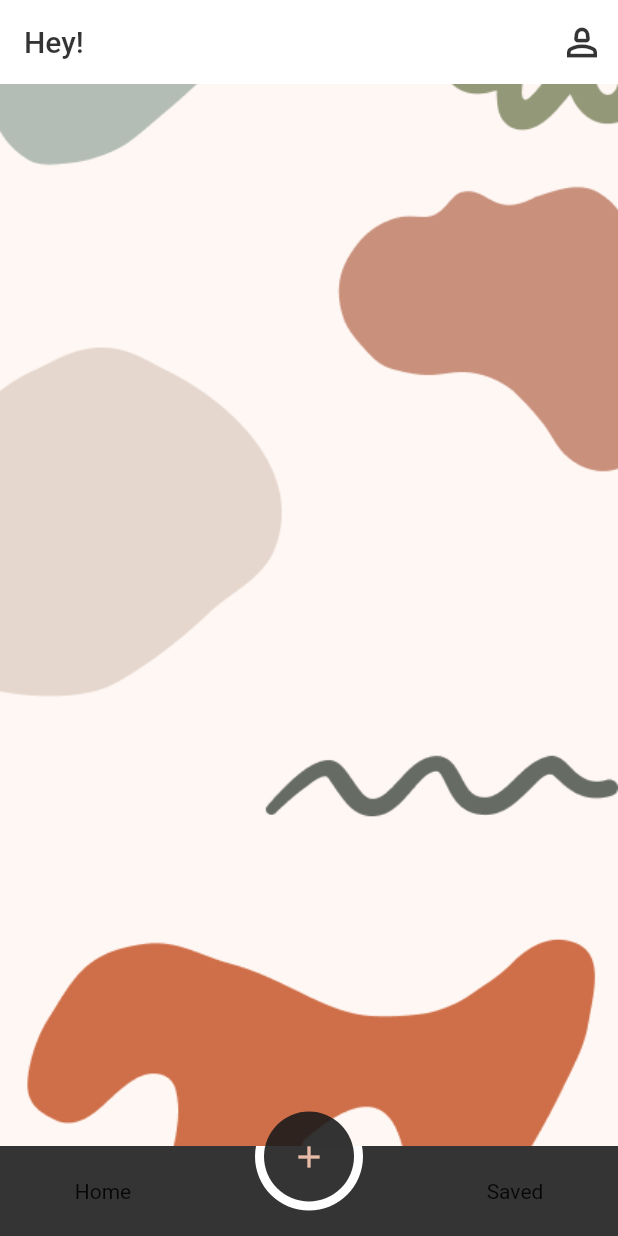
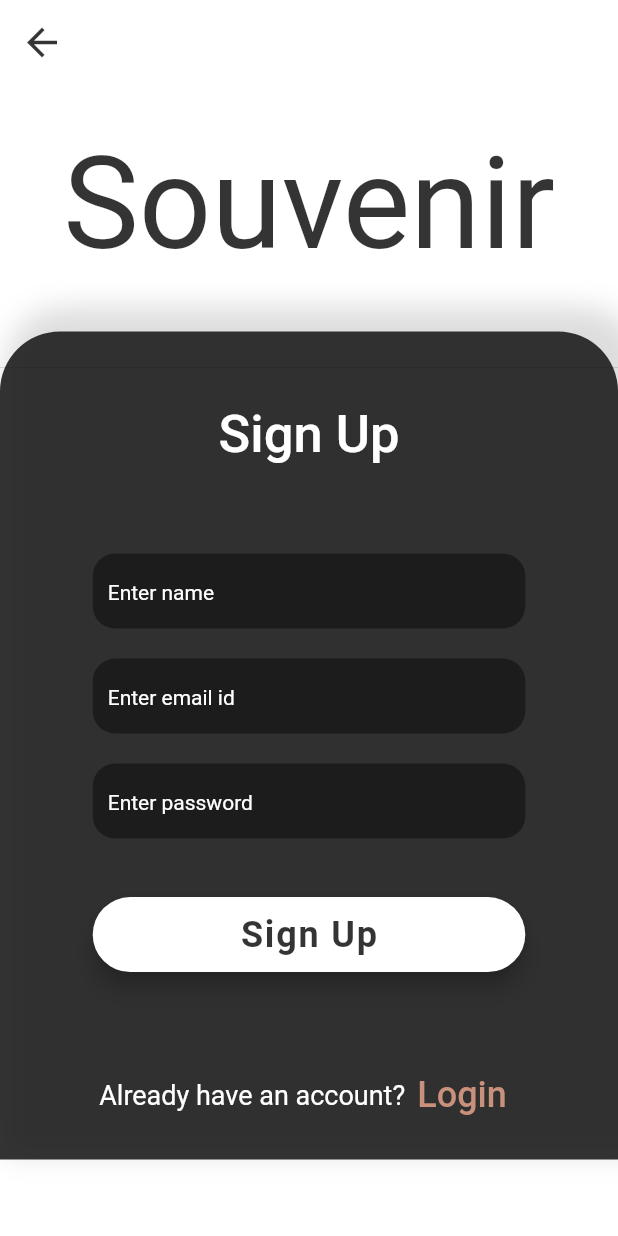
Before and after one commit to OindrilaDas27/krita_app, a Flutter app: the screen it shows after launch, on a phone screen of 412 x 824 dp. Run offline on Flutter 3.47's test engine with Material 2 defaults, Android fonts, the light colour scheme and no system bars; drawn by our look-alikes of circle_nav_bar; Roboto replaces fonts that are missing (HappyMonkey, WaitingfortheSunrise).

Commit message:
add signup page

```diff
--- a/lib/main.dart
+++ b/lib/main.dart
@@ -2,6 +2,7 @@ import 'dart:async';
 
 import 'package:flutter/material.dart';
 import 'package:souvenir/mainPage.dart';
+import 'package:souvenir/signup.dart';
 
 void main() {
   runApp(const MyApp());
@@ -36,7 +37,7 @@ class _MyHomePageState extends State<MyHomePage> {
             ()=>Navigator.pushReplacement(context,
             MaterialPageRoute(builder:
                 (context) =>
-                MainPage()
+                Signup()
             )
         )
     );
--- /dev/null
+++ b/lib/reusable_widgets/inputCard.dart
@@ -0,0 +1,34 @@
+import 'package:flutter/material.dart';
+
+class InputCard extends StatefulWidget {
+  // const InputCard({super.key});
+  final Widget child;
+
+  InputCard({key, required this.child}) : super(key: key);
+
+  // @override
+  State<InputCard> createState() => _InputCardState();
+}
+
+class _InputCardState extends State<InputCard> {
+  @override
+  Widget build(BuildContext context) {
+    return Container(
+      height: 45,
+      width: MediaQuery.of(context).size.width * 0.7,
+      margin: const EdgeInsets.only(
+        top: 20,
+      ),
+      decoration: const BoxDecoration(
+        borderRadius: BorderRadius.all(
+          Radius.circular(15),
+        ),
+        color: Color.fromARGB(225, 25, 25, 25),
+      ),
+      child: Padding(
+        padding: EdgeInsets.fromLTRB(10, 20, 10, 10),
+        child: widget.child,
+      ),
+    );
+  }
+}
--- /dev/null
+++ b/lib/signup.dart
@@ -0,0 +1,227 @@
+import 'package:flutter/material.dart';
+import 'package:souvenir/reusable_widgets/inputCard.dart';
+
+import 'mainPage.dart';
+
+class Signup extends StatefulWidget {
+  const Signup({super.key});
+
+  static final String id = 'signup';
+
+  @override
+  State<Signup> createState() => _SignupState();
+}
+
+class _SignupState extends State<Signup> {
+
+  @override
+
+  Widget build(BuildContext context) {
+    return Scaffold(
+      backgroundColor: Colors.white,
+      appBar: AppBar(
+        leading: IconButton(
+          onPressed: () {
+            Navigator.pop(context);
+          },
+          icon: const Icon(Icons.arrow_back_sharp),
+          color: Color.fromARGB(225, 25, 25, 25),
+          iconSize: 30,
+        ),
+        backgroundColor: Colors.transparent,
+        elevation: 0,
+      ),
+      body: SingleChildScrollView(
+        child: Column(
+          mainAxisAlignment: MainAxisAlignment.end,
+          children: [
+            Container(
+              margin: const EdgeInsets.only(top: 30),
+              child: const Text(
+                'Souvenir',
+                style: TextStyle(
+                  fontFamily: 'WaitingfortheSunrise',
+                  color: Color.fromARGB(225, 25, 25, 25),
+                  fontSize: 85,
+                ),
+              ),
+            ),
+
+            //SignUp Container starts here
+            Container(
+              width: MediaQuery.of(context).size.width,
+              height: MediaQuery.of(context).size.height * 0.67,
+              margin: const EdgeInsets.only(top: 35),
+              decoration: const BoxDecoration(
+                color: Color.fromARGB(225, 25, 25, 25),
+                borderRadius: BorderRadius.vertical(
+                    top: Radius.circular(40.0), bottom: Radius.circular(0.0)),
+                boxShadow: [
+                  BoxShadow(
+                    color: Color.fromARGB(34, 0, 0, 0),
+                    offset: Offset(10, -10),
+                    blurRadius: 15,
+                    spreadRadius: 6.0,
+                  )
+                ],
+              ),
+              child: Column(
+                mainAxisAlignment: MainAxisAlignment.spaceEvenly,
+                children: [
+                  Divider(
+                    height: 10.0,
+                  ),
+                  const Text(
+                    'Sign Up',
+                    style: TextStyle(
+                      fontFamily: 'WaitingfortheSunrise',
+                      fontSize: 35,
+                      fontWeight: FontWeight.w500,
+                      color: Colors.white,
+                    ),
+                  ),
+                  Padding(
+                    padding: const EdgeInsets.symmetric(vertical: 20.0),
+                    child: Form(
+                      child: Column(
+                        mainAxisAlignment: MainAxisAlignment.spaceAround,
+                        children: [
+                          Container(
+                            height: 70,
+                            child: InputCard(
+                              child: TextFormField(
+                                decoration: const InputDecoration(
+                                  hintText: 'Enter name',
+                                  border: InputBorder.none,
+                                  hintStyle: TextStyle(
+                                    fontFamily: 'WaitingfortheSunrise',
+                                    color: Color.fromARGB(255, 255, 255, 255),
+                                    fontSize: 14,
+                                  ),
+                                ),
+                                validator: (value) {
+                                  if (value == null || value.isEmpty) {
+                                    return 'Please enter your name';
+                                  }
+                                  return null;
+                                },
+                              ),
+                            ),
+                          ),
+                          Container(
+                            height: 70,
+                            child: InputCard(
+                              child: TextFormField(
+                                decoration: const InputDecoration(
+                                  hintText: 'Enter email id',
+                                  border: InputBorder.none,
+                                  hintStyle: TextStyle(
+                                    fontFamily: 'WaitingfortheSunrise',
+                                    color: Color.fromARGB(255, 255, 255, 255),
+                                    fontSize: 14,
+                                  ),
+                                ),
+                                validator: (value) {
+                                  if (value == null || value.isEmpty) {
+                                    return 'Please enter your email';
+                                  }
+                                  return null;
+                                },
+                              ),
+                            ),
+                          ),
+                          Container(
+                            height: 70,
+                            child: InputCard(
+                              child: TextFormField(
+                                obscureText: true,
+                                decoration: const InputDecoration(
+                                  hintText: 'Enter password',
+                                  border: InputBorder.none,
+                                  hintStyle: TextStyle(
+                                    fontFamily: 'WaitingfortheSunrise',
+                                    color: Color.fromARGB(255, 255, 255, 255),
+                                    fontSize: 14,
+                                  ),
+                                ),
+                                validator: (value) {
+                                  if (value == null || value.isEmpty) {
+                                    return 'Please enter your password';
+                                  }
+                                  return null;
+                                },
+                              ),
+                            ),
+                          ),
+                        ],
+                      ),
+                    ),
+                  ),
+                  SizedBox(
+                    height: 50,
+                    width: MediaQuery.of(context).size.width * 0.7,
+                    child: FloatingActionButton.extended(
+                      onPressed: () {
+                          Navigator.push(
+                            context,
+                            MaterialPageRoute(
+                              builder: (context) => const MainPage(),
+                            ),
+                          );
+                      },
+
+                      label: const Text(
+                        'Sign Up',
+                        style: TextStyle(
+                          fontFamily: 'WaitingfortheSunrise',
+                          color: Color.fromARGB(225, 25, 25, 25),
+                          fontSize: 24,
+                          fontWeight: FontWeight.w600,
+                        ),
+                      ),
+                      backgroundColor: Colors.white,
+                    ),
+                  ),
+                  SizedBox(
+                    height: 20.0,
+                  ),
+                  Row(
+                    mainAxisAlignment: MainAxisAlignment.center,
+                    children: [
+                      const Text(
+                        'Already have an account?',
+                        style: TextStyle(
+                          fontFamily: 'WaitingfortheSunrise',
+                          fontSize: 18,
+                          color: Colors.white,
+                        ),
+                      ),
+                      TextButton(
+                        onPressed: () {
+                          // Navigator.push(
+                          //   context,
+                          //   MaterialPageRoute(
+                          //     builder: (context) => const Ngo_SignInPage(),
+                          //   ),
+                          // );
+                        },
+                        child: const Text(
+                          'Login',
+                          style: TextStyle(
+                              fontFamily: 'WaitingfortheSunrise',
+                            fontSize: 24,
+                            color: Color.fromARGB(255, 201, 144, 124)
+                          ),
+                        ),
+                      ),
+                    ],
+                  ),
+                ],
+              ),
+            ),
+          ],
+        ),
+      ),
+    );
+  }
+}
```
